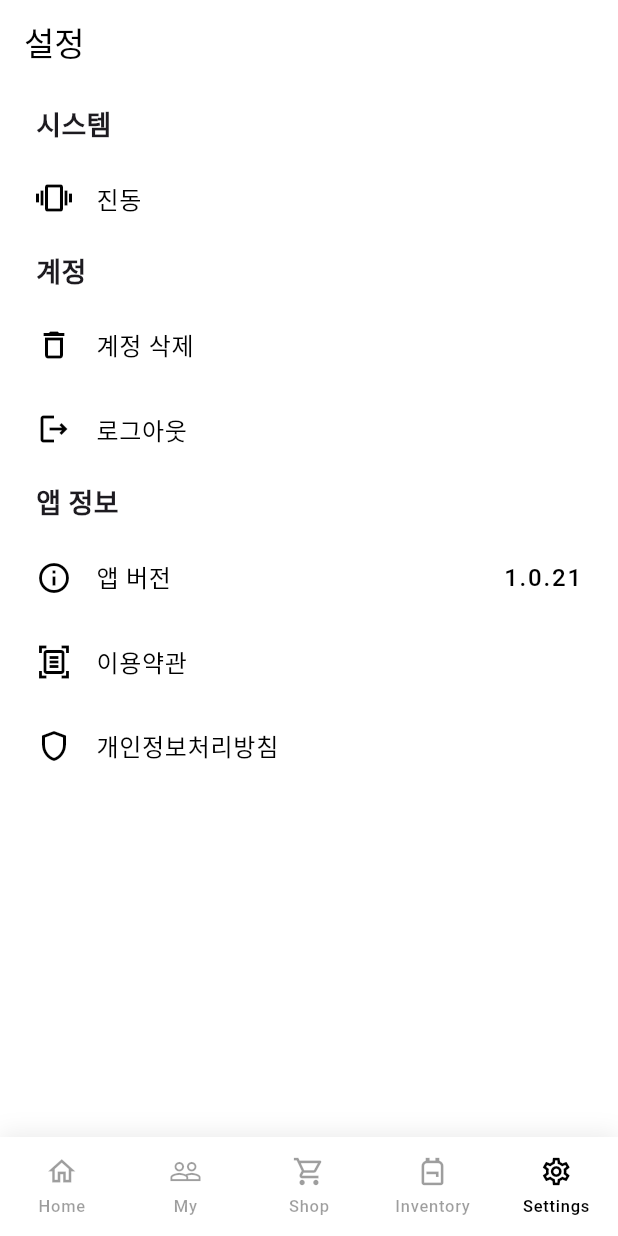
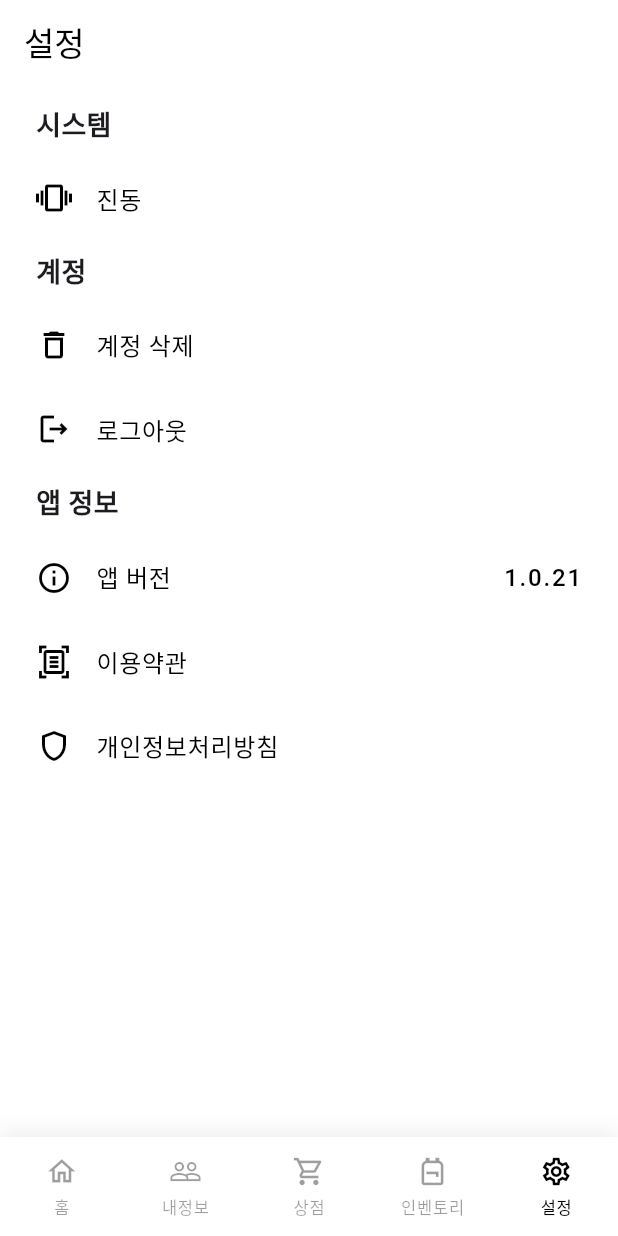
Before and after one commit to pomodak/pomodak-flutter, a Flutter app: the screen it shows after launch, swiped to page 5, on a phone screen of 412 x 824 dp. Run offline on Flutter 3.47's test engine with Material 3 defaults, Android fonts, the phone set to English and light mode, and no system bars; drawn by our look-alikes of awesome_bottom_bar; our stand-ins replace google_fonts; network calls fail.

```diff
--- a/lib/constants/cdn_images.dart
+++ b/lib/constants/cdn_images.dart
@@ -21,4 +21,7 @@ class CDNImages {
 
   static const String nest =
       'https://d2quahb2ygxiv.cloudfront.net/c92b5b1ca2b81459a46ef.png';
+
+  static const String egg =
+      'https://d2quahb2ygxiv.cloudfront.net/f4fdd77fb5ffcdf2f2232.png';
 }
--- a/lib/main.dart
+++ b/lib/main.dart
@@ -10,23 +10,23 @@ import 'package:pomodak/theme/app_theme.dart';
 const List<TabItem> items = [
   TabItem(
     icon: Icons.home_outlined,
-    title: 'Home',
+    title: '홈',
   ),
   TabItem(
     icon: Icons.people_outline,
-    title: 'My',
+    title: '내정보',
   ),
   TabItem(
     icon: Icons.shopping_cart_outlined,
-    title: 'Shop',
+    title: '상점',
   ),
   TabItem(
     icon: Icons.backpack_outlined,
-    title: 'Inventory',
+    title: '인벤토리',
   ),
   TabItem(
     icon: Icons.settings_outlined,
-    title: 'Settings',
+    title: '설정',
   ),
 ];
 
--- a/lib/widgets/start_button.dart
+++ b/lib/widgets/start_button.dart
@@ -10,14 +10,14 @@ class StartButton extends StatelessWidget {
     return ElevatedButton(
       onPressed: () {},
       style: ElevatedButton.styleFrom(
-        minimumSize: const Size(200, 60),
+        minimumSize: const Size(160, 54),
         backgroundColor: Theme.of(context).colorScheme.primary,
         foregroundColor: Theme.of(context).colorScheme.onPrimary,
       ),
       child: const Text(
         'START',
         style: TextStyle(
-          fontSize: 20,
+          fontSize: 22,
           fontWeight: FontWeight.bold,
         ),
       ),
```
Also changed, not shown: lib/screens/home_screen.dart (+5 -2 lines), lib/widgets/show_egg_inventory_button.dart (+53 -21 lines), 3 other files.
